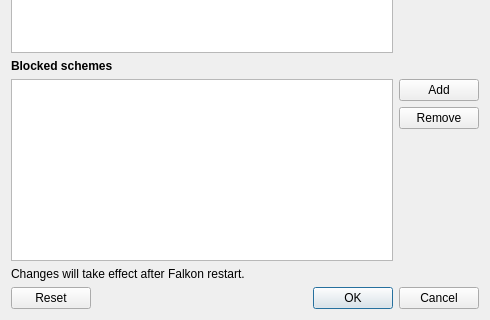
Before: the Qt Designer form src/lib/preferences/schememanager.ui in osza-tools/osza-browser, drawn with Qt 5; both pictures show x 0 to 490 and y 179 to 499 of the 490 by 499 pixel window.
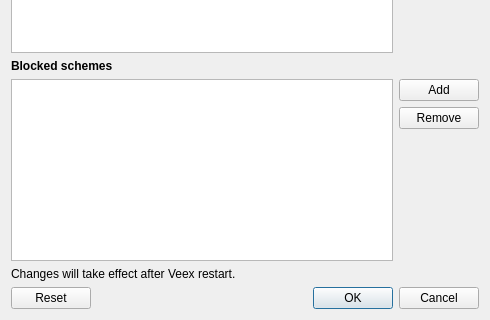
After: the same form once the commit is applied.

Commit message:
Rebrand: rename Falkon to Veex Browser across the codebase
- Rename namespace, classes, identifiers, files and build targets
  (falkon -> veex, FALKON_* -> VEEX_*, PyFalkon -> PyVeex)
- New application IDs: org.veex.VeexBrowser, D-Bus org.veex.QtSingleApplication
- QML import URI: org.veex
- Executable renamed to 'veex', desktop file org.veex.VeexBrowser.desktop
- Version scheme reset to 1.0.0, homepage/bugtracker/wiki point to
  github.com/veex-tools/veex-browser
- Translation catalogs and .po/.poqm file names renamed accordingly
- Logging category: org.veex.browser

What changed in the file:
```diff
--- a/src/lib/preferences/schememanager.ui
+++ b/src/lib/preferences/schememanager.ui
@@ -144,7 +144,7 @@
    <item>
     <widget class="QLabel" name="label_4">
      <property name="text">
-      <string>Changes will take effect after Falkon restart.</string>
+      <string>Changes will take effect after Veex restart.</string>
      </property>
     </widget>
    </item>
```
The commit also changes 2186 other files.
